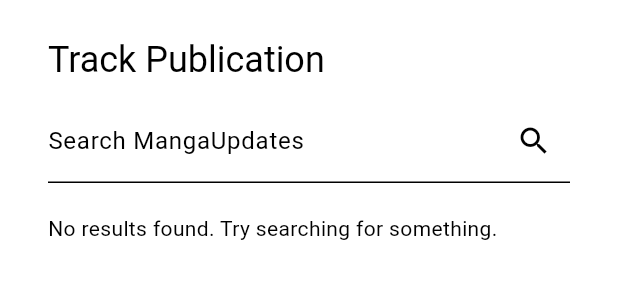
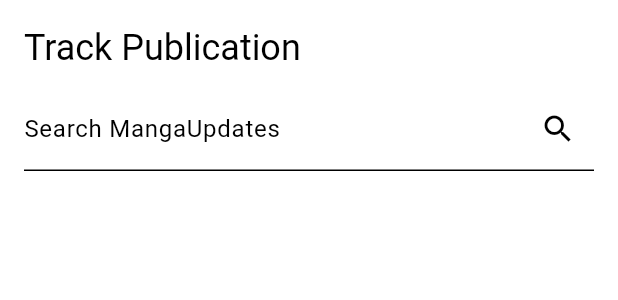
Before and after one commit to tomhibbers/narayomi, a Flutter app: the TrackingBottomDrawer widget shown alone on an empty page, opened directly with empty values, on a phone screen of 412 x 824 dp. Shown: the top 300 px of the screen. Run offline on Flutter 3.47's test engine with Material 3 defaults, Android fonts, the phone set to English and light mode, and no system bars; our stand-ins replace flutter_riverpod, flutter_secure_storage, fluttertoast, hive, hive_flutter, shared_preferences; missing offline and left inert: flutter_inappwebview; accounts and stored records are empty; network calls fail.

Commit message:
update tracking search UI

```diff
--- a/lib/widgets/details/tracking_bottom_drawer.dart
+++ b/lib/widgets/details/tracking_bottom_drawer.dart
@@ -203,16 +203,28 @@
 
   @override
   Widget build(BuildContext context) {
-    return Container(
-      margin: EdgeInsets.symmetric(horizontal: 16, vertical: 8),
+    return LayoutBuilder(
+      builder: (context, constraints) {
+        double targetHeight;
+
+        if (_isLoading) {
+          targetHeight =
+              constraints.maxHeight * 0.2; // 20% height for loading spinner
+        } else {
+          targetHeight =
+              constraints.maxHeight * 0.7; // 90% height for full content
+        }
+
+        return FractionallySizedBox(
+          heightFactor: targetHeight / constraints.maxHeight,
+          child: Container(
             padding: EdgeInsets.all(16.0),
             decoration: BoxDecoration(
               color: Theme.of(context).colorScheme.background,
               borderRadius: BorderRadius.vertical(top: Radius.circular(20)),
             ),
             child: _isLoading
-          ? Center(
-              child: CircularProgressIndicator()) // Spinner inside the drawer
+                ? Center(child: CircularProgressIndicator()) // Spinner only
                 : SingleChildScrollView(
                     child: _isTracked
                         ? TrackingTrackedState(
@@ -224,7 +236,8 @@
                                 setState(() => _listStatus = value),
                             onCurrentChapterChanged: (value) =>
                                 setState(() => _currentChapter = value),
-                      onScoreChanged: (value) => setState(() => _score = value),
+                            onScoreChanged: (value) =>
+                                setState(() => _score = value),
                             onRemoveTracking: _removeTracking,
                             onShowOptions: _showOptionsMenu,
                             listMapping: _listMapping,
@@ -239,6 +252,9 @@
                             onTrack: _trackSelectedResult,
                           ),
                   ),
+          ),
+        );
+      },
     );
   }
 
--- a/lib/widgets/details/tracking_search_state.dart
+++ b/lib/widgets/details/tracking_search_state.dart
@@ -21,49 +21,69 @@
 
 class _TrackingSearchState extends State<TrackingSearchState> {
   final TextEditingController _controller = TextEditingController();
+  bool _isLoading = false;
+
+  void _performSearch(String query) {
+    if (query.isNotEmpty) {
+      setState(() {
+        _isLoading = true; // Show the spinner
+      });
+
+      widget.onSearch(query);
+
+      // Simulate the end of loading after search completion
+      Future.delayed(Duration(seconds: 2), () {
+        setState(() {
+          _isLoading = false;
+        });
+      });
+    }
+  }
 
   @override
   Widget build(BuildContext context) {
-    return Column(
+    return SingleChildScrollView(
+      child: Column(
         crossAxisAlignment: CrossAxisAlignment.start,
-      mainAxisSize: MainAxisSize.min,
+        children: [
+          // Title and Add Tracking Button in a Row
+          Row(
+            mainAxisAlignment: MainAxisAlignment.spaceBetween,
             children: [
               Text("Track Publication",
                   style: Theme.of(context).textTheme.headlineSmall),
+              if (widget.selectedResultId != null)
+                ElevatedButton(
+                  onPressed: widget.onTrack,
+                  child: Text("Add Tracking"),
+                ),
+            ],
+          ),
           const SizedBox(height: 10),
+
+          // Search Bar
           TextField(
             controller: _controller,
             decoration: InputDecoration(
               labelText: "Search MangaUpdates",
               suffixIcon: IconButton(
                 icon: Icon(Icons.search),
-              onPressed: () {
-                if (_controller.text.isNotEmpty) {
-                  widget.onSearch(_controller.text);
-                }
-              },
+                onPressed: () => _performSearch(_controller.text),
               ),
             ),
+            onSubmitted: _performSearch,
           ),
           const SizedBox(height: 20),
-        _buildSearchResults(),
-        const SizedBox(height: 20),
-        if (widget.selectedResultId != null)
-          ElevatedButton(
-            onPressed: widget.onTrack,
-            child: Text("Add Tracking"),
-          ),
-      ],
-    );
-  }
 
-  Widget _buildSearchResults() {
-    if (widget.searchResults.isEmpty) {
-      return Text("No results found. Try searching for something.");
-    }
-    return ListView.builder(
-      shrinkWrap: true,
-      physics: NeverScrollableScrollPhysics(),
+          // Loading Spinner
+          if (_isLoading) Center(child: CircularProgressIndicator()),
+
+          const SizedBox(height: 10),
+
+          // Scrollable Search Results with Constrained Height
+          Container(
+            height: MediaQuery.of(context).size.height * 0.6,
+            child: ListView.builder(
               itemCount: widget.searchResults.length,
               itemBuilder: (context, index) {
                 final result = widget.searchResults[index];
@@ -76,7 +96,10 @@
                     margin: EdgeInsets.symmetric(vertical: 4),
                     decoration: BoxDecoration(
                       color: isSelected
-                  ? Theme.of(context).colorScheme.primary.withOpacity(0.1)
+                          ? Theme.of(context)
+                              .colorScheme
+                              .primary
+                              .withOpacity(0.1)
                           : Colors.transparent,
                       border: Border.all(
                         color: isSelected
@@ -88,7 +111,6 @@
                     ),
                     child: Row(
                       children: [
-                // Cover Art on the left
                         Container(
                           width: 80,
                           height: 120,
@@ -101,7 +123,6 @@
                           ),
                         ),
                         const SizedBox(width: 10),
-                // Title and Description on the right
                         Expanded(
                           child: Column(
                             crossAxisAlignment: CrossAxisAlignment.start,
@@ -130,6 +151,10 @@
                   ),
                 );
               },
+            ),
+          ),
+        ],
+      ),
     );
   }
 }
```
Also changed, not shown: lib/widgets/details/action_buttons.dart (+3 -6 lines). Lines whose indentation alone changed are shown as unchanged.
